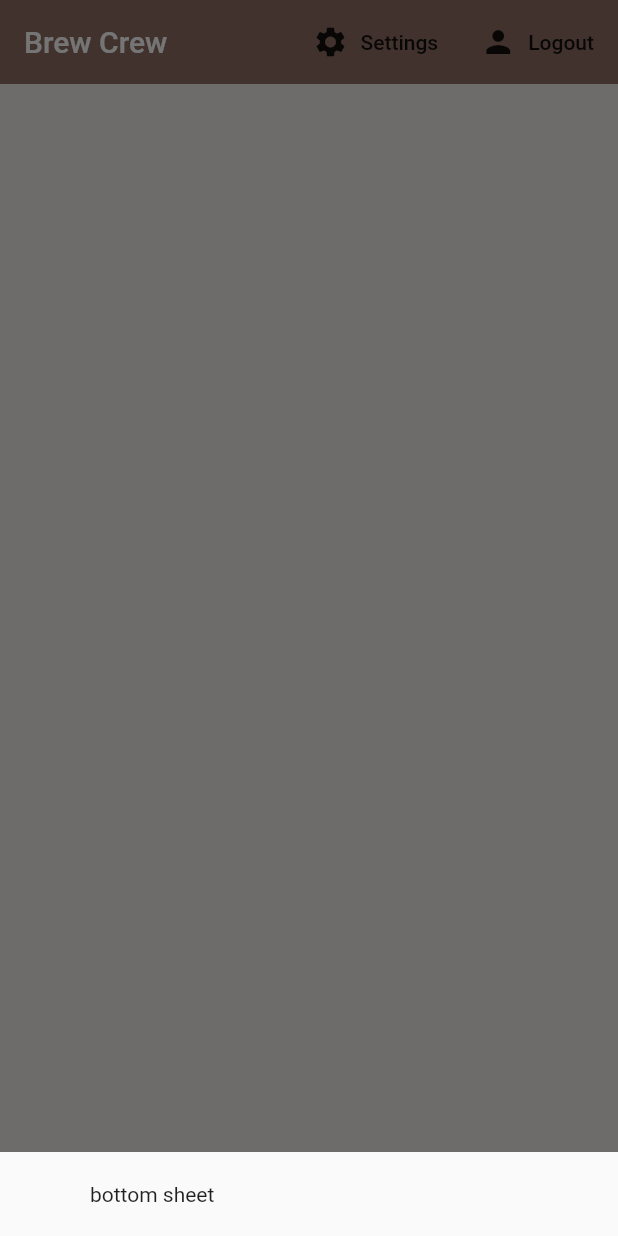
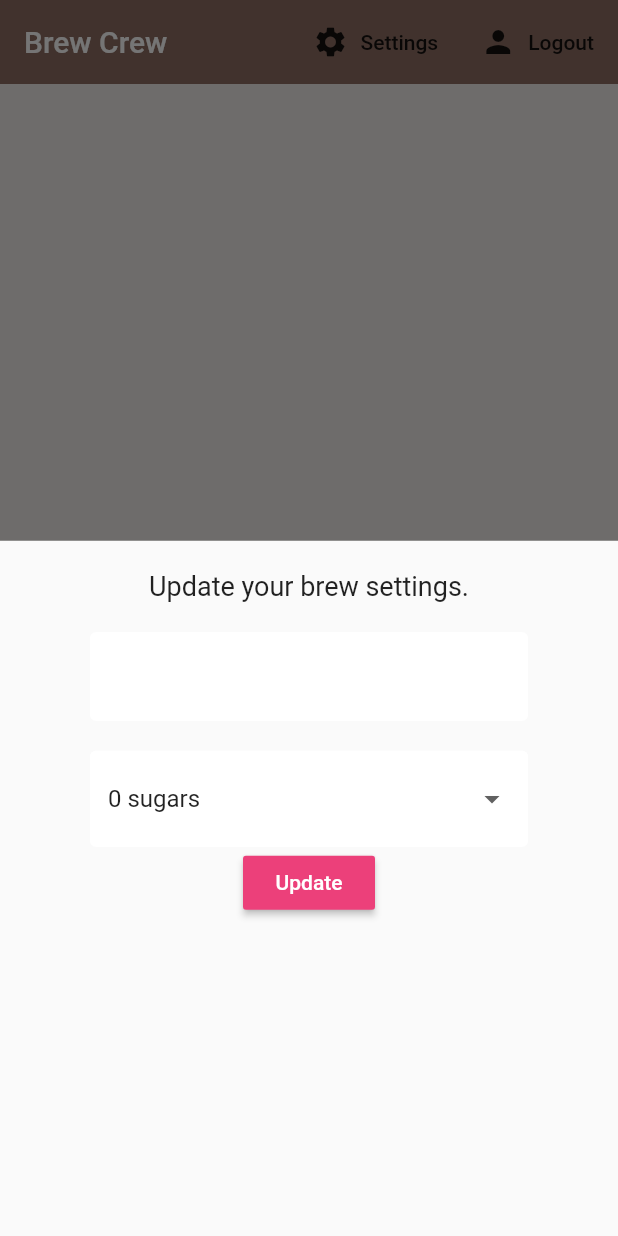
Before and after one commit to senaybee/net_ninja_brew, a Flutter app: the screen it shows once a user with an empty profile is signed in, after a tap on "Settings", on a phone screen of 412 x 824 dp. Run offline on Flutter 3.47's test engine with Material 2 defaults, Android fonts, the phone set to English and light mode, and no system bars; our stand-ins replace cloud_firestore, firebase_auth, flutter_spinkit; accounts and stored records are empty.

Commit message:
Implement DropdownMenuItem field to update sugars

```diff
--- a/lib/screens/home/home.dart
+++ b/lib/screens/home/home.dart
@@ -1,6 +1,7 @@
 import 'package:flutter/material.dart';
 import 'package:net_ninja_brew/models/brew.dart';
 import 'package:net_ninja_brew/screens/home/brew_list.dart';
+import 'package:net_ninja_brew/screens/home/settings_form.dart';
 import 'package:net_ninja_brew/services/auth.dart';
 import 'package:net_ninja_brew/services/database.dart';
 import 'package:provider/provider.dart';
@@ -14,7 +15,7 @@
       builder: (context) {
         return Container(
           padding: EdgeInsets.symmetric(vertical: 20.0, horizontal: 60.0),
-          child: Text('bottom sheet'),
+          child: SettingsForm(),
         );
       },
     );
--- /dev/null
+++ b/lib/screens/home/settings_form.dart
@@ -0,0 +1,70 @@
+import 'package:flutter/material.dart';
+import 'package:net_ninja_brew/shared/constants.dart';
+
+class SettingsForm extends StatefulWidget {
+  @override
+  _SettingsFormState createState() => _SettingsFormState();
+}
+
+class _SettingsFormState extends State<SettingsForm> {
+  final _formKey = GlobalKey<FormState>();
+  final List<String> sugars = ['0', '1', '2', '3', '4'];
+
+  // form values
+  String _currentName;
+  String _currentSugars;
+  int _currentStrength;
+
+  @override
+  Widget build(BuildContext context) {
+    return Form(
+      key: _formKey,
+      child: Column(
+        children: [
+          Text(
+            'Update your brew settings.',
+            style: TextStyle(fontSize: 18.0),
+          ),
+          SizedBox(
+            height: 20.0,
+          ),
+          TextFormField(
+            decoration: kInputDecoration,
+            validator: (val) => val.isEmpty ? 'Please enter a name' : null,
+            onChanged: (val) => setState(() {
+              _currentName = val;
+            }),
+          ),
+          SizedBox(
+            height: 20.0,
+          ),
+          DropdownButtonFormField(
+            decoration: kInputDecoration,
+            value: _currentSugars ?? '0',
+            items: sugars.map((sugar) {
+              return DropdownMenuItem(
+                value: sugar,
+                child: Text('$sugar sugars'),
+              );
+            }).toList(),
+            onChanged: (val) => setState(() {
+              _currentSugars = val;
+            }),
+          ),
+          RaisedButton(
+            color: Colors.pink[400],
+            child: Text(
+              'Update',
+              style: TextStyle(color: Colors.white),
+            ),
+            onPressed: () async {
+              print(_currentName);
+              print(_currentSugars);
+              print(_currentStrength);
+            },
+          ),
+        ],
+      ),
+    );
+  }
+}
```
